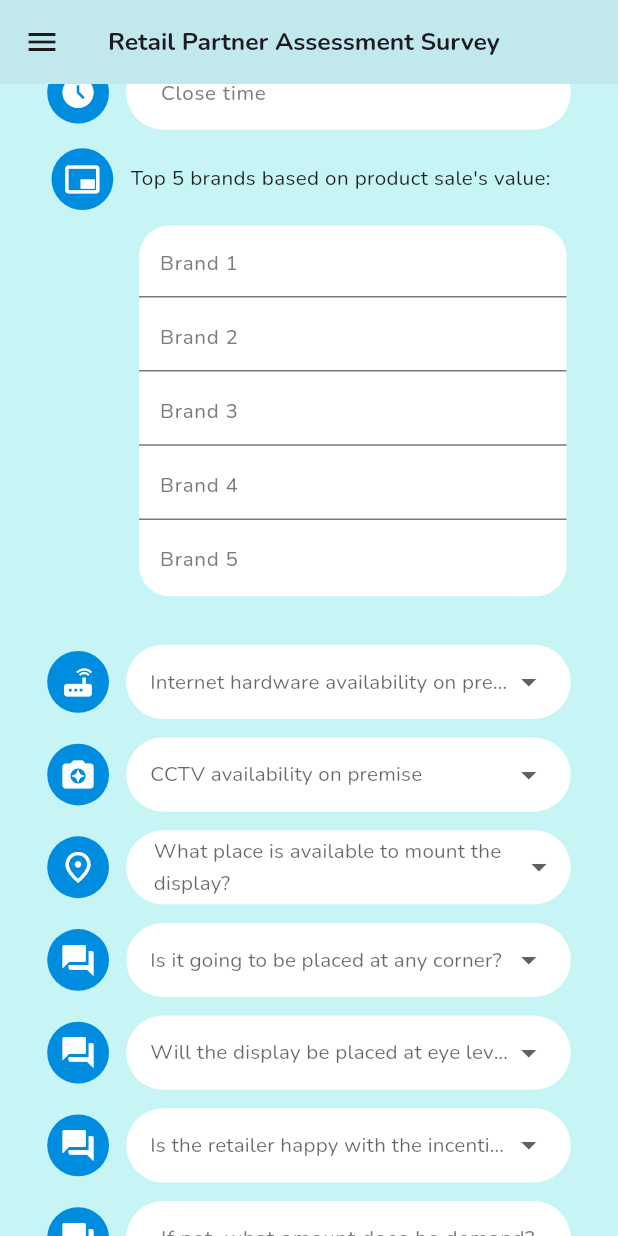
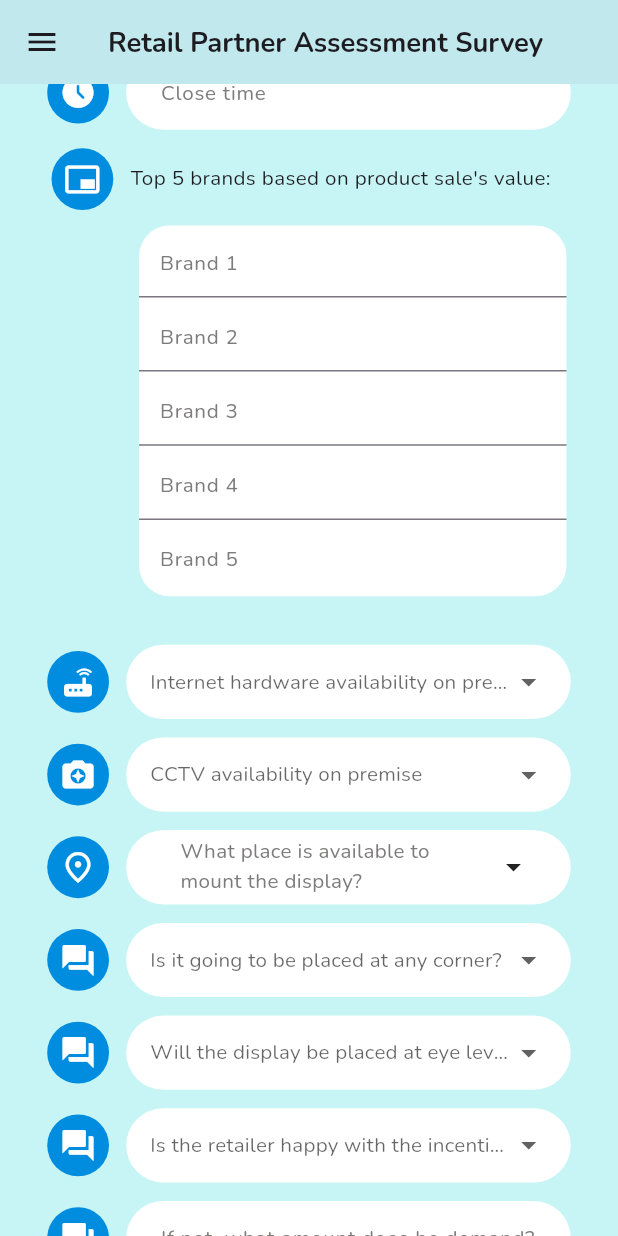
Before and after one commit to utso1707097/outlet_insight, a Flutter app: the OutletPage screen opened directly, scrolled down 1152 dp, on a phone screen of 412 x 824 dp. Run offline on Flutter 3.47's test engine with Material 3 defaults, Android fonts, the phone set to English and light mode, and no system bars; drawn by our look-alikes of multi_dropdown; our stand-ins replace camera, flutter_screenutil, get, image_picker; missing offline and left inert: image_editor.

Commit message:
Feat:added frontend functionalities

```diff
--- a/lib/controllers/dashboard_controller.dart
+++ b/lib/controllers/dashboard_controller.dart
@@ -1,11 +1,13 @@
 import 'package:flutter/material.dart';
 import 'package:get/get.dart';
 import 'package:http/http.dart' as http;
+import 'package:multi_dropdown/multiselect_dropdown.dart';
 
 
 class DashboardController extends GetxController {
   // Current user ID
-  final GlobalKey<FormState> globalFormKey = GlobalKey<FormState>();
+  final MultiSelectController multiSelectController = MultiSelectController();
+
   RxString currentUserId = "".obs;
   RxString respondent = "".obs;
   RxString retailName = "".obs;
@@ -26,6 +28,34 @@ class DashboardController extends GetxController {
   RxString client = "".obs;
   RxString averageDailySales = "".obs;
 
+  // Rx variables for dropdown fields
+  final RxString relationshipWithRetail = "".obs;
+  final RxString ownershipType = "".obs;
+  final RxString tradeAvailability = "".obs;
+  final RxString whoseBkash = "".obs;
+  final RxString internetAvailability = "".obs;
+  final RxString cctvAvailability = "".obs;
+  final RxString cctvEyeLevel = "".obs;
+  final RxString cctvPlacement = "".obs;
+  final RxString incentive_happiness = "".obs;
+  final RxString retailCategory = "".obs;
+  final RxString retailType = "".obs;
+  final RxString premises = "".obs;
+
+  // Rx variables for brand
+  final RxString brand1 = "".obs;
+  final RxString brand2 = "".obs;
+  final RxString brand3 = "".obs;
+  final RxString brand4 = "".obs;
+  final RxString brand5 = "".obs;
+
+
+  // Rx variables for multiselect dropdown fields
+
+  RxList<String> selectedHolidays = <String>[].obs;
+  RxList<String> selectedCameraPlacementOptions = <String>[].obs;
+
+
   // RxString variables to hold base64 images
   RxString interiorBase64Image = ''.obs;
   RxString exteriorBase64Image = ''.obs;
@@ -34,11 +64,56 @@ class DashboardController extends GetxController {
 
   // Method to clear all image data
   void clearData() {
+    // Clear all data
+    currentUserId.value = "";
+    respondent.value = "";
+    retailName.value = "";
+    street.value = "";
+    cluster.value = "";
+    area.value = "";
+    owner.value = "";
+    phone1.value = "";
+    phone2.value = "";
+    bkash.value = "";
+    pointOfContactName.value = "";
+    pointOfContactPhone.value = "";
+    averageFootfall.value = "";
+    openTime.value = "";
+    closeTime.value = "";
+    amountDemand.value = "";
+    largestIncentive.value = "";
+    client.value = "";
+    averageDailySales.value = "";
+
+    relationshipWithRetail.value = "";
+    ownershipType.value = "";
+    tradeAvailability.value = "";
+    whoseBkash.value = "";
+    internetAvailability.value = "";
+    cctvAvailability.value = "";
+    cctvEyeLevel.value = "";
+    cctvPlacement.value = "";
+    incentive_happiness.value = "";
+    retailCategory.value = "";
+    retailType.value = "";
+    premises.value = "";
+
+    selectedHolidays.clear();
+    selectedCameraPlacementOptions.clear();
+
     interiorBase64Image.value = '';
     exteriorBase64Image.value = '';
     frontBase64Image.value = '';
     backBase64Image.value = '';
   }
+
+  @override
+  void onClose() {
+    // Dispose the form key when the controller is closed
+    clearData();
+    super.onClose();
+  }
+
 
   // Method to set interior base64 image
   void setInteriorBase64Image(String value) {
--- a/lib/pages/OutletPage.dart
+++ b/lib/pages/OutletPage.dart
@@ -13,13 +13,11 @@ import '../utils/custom_input_filed.dart';
 import '../utils/image_selector.dart';
 
 class OutletPage extends StatelessWidget {
-  const OutletPage({Key? key}) : super(key: key);
-
+  final GlobalKey<FormState> globalFormKey = GlobalKey<FormState>();
+  final DashboardController controller = Get.put(DashboardController());
   @override
   Widget build(BuildContext context) {
     print("rebuilding");
-    final DashboardController controller =
-    Get.put(DashboardController());
     return Scaffold(
       backgroundColor: const Color(0xffC7F5F5),
       appBar: AppBar(
@@ -28,7 +26,7 @@ class OutletPage extends StatelessWidget {
           "Retail Partner Assessment Survey",
           style: TextStyle(
             fontWeight: FontWeight.bold,
-            fontSize: 16.h,
+            fontSize: 16.sp,
           ),
         ),
       ),
@@ -42,7 +40,7 @@ class OutletPage extends StatelessWidget {
           width: MediaQuery.of(context).size.width,
           child: SingleChildScrollView(
             child: Form(
-              key: controller.globalFormKey,
+              key: globalFormKey,
               child: Column(
                 crossAxisAlignment: CrossAxisAlignment.center,
                 children: [
@@ -59,7 +57,7 @@ class OutletPage extends StatelessWidget {
                       hintText: "Respondent's relationship with retail",
                       items: ["owner","employee","other"],
                       controller: controller,
-                      fieldName: "relation"
+                      fieldVar: controller.relationshipWithRetail,
                   ),
                   SizedBox(height: 12.h),
                   CustomInputField(
@@ -95,7 +93,7 @@ class OutletPage extends StatelessWidget {
                       hintText: "Partnership or single owner",
                       items: ["Single owner","Partnership"],
                       controller: controller,
-                      fieldName: "ownership"
+                      fieldVar: controller.ownershipType,
                   ),
                   SizedBox(height: 12.h),
                   CustomInputField(
@@ -145,7 +143,7 @@ class OutletPage extends StatelessWidget {
                       hintText: "Who\'s bkash number shall be used to transfer incentives",
                       items: ["Owner’sr","Point of contact"],
                       controller: controller,
-                      fieldName: "ownership"
+                      fieldVar: controller.whoseBkash,
                   ),
                   SizedBox(height: 12.h),
                   CustomDropdownField(
@@ -153,7 +151,7 @@ class OutletPage extends StatelessWidget {
                       hintText: "Trade license's availability",
                       items: ["Yes","No"],
                       controller: controller,
-                      fieldName: "trade"
+                      fieldVar: controller.tradeAvailability,
                   ),
                   SizedBox(height: 12.h),
                   CustomInputField(
@@ -168,7 +166,7 @@ class OutletPage extends StatelessWidget {
                       hintText: "Weekly off days",
                       items: ["Saturday", "Sunday","Monday", "Tuesday", "Wednesday", "Thursday", "Friday"],
                       controller: controller,
-                      fieldName: "holidays",
+                      fieldVar: controller.selectedHolidays,
                   ),
                   SizedBox(height: 12.h),
                   CustomInputField(
@@ -185,14 +183,14 @@ class OutletPage extends StatelessWidget {
                     inputType: TextInputType.datetime,
                   ),
                   SizedBox(height: 12.h),
-                  TopBrandsInputField(),
+                  TopBrandsInputField(controller:controller),
                   SizedBox(height: 12.h),
                   CustomDropdownField(
                       icon: Icons.router,
                       hintText: "Internet hardware availability on premise",
                       items: ["Yes","No"],
                       controller: controller,
-                      fieldName: "internet_availability"
+                      fieldVar: controller.internetAvailability,
                   ),
                   SizedBox(height: 12.h),
                   CustomDropdownField(
@@ -200,7 +198,7 @@ class OutletPage extends StatelessWidget {
                       hintText: "CCTV availability on premise",
                       items: ["Yes","No"],
                       controller: controller,
-                      fieldName: "cctv_availability"
+                      fieldVar: controller.cctvAvailability,
                   ),
 
                   // If yes, where is the monitor placed
@@ -220,7 +218,7 @@ class OutletPage extends StatelessWidget {
                         "Other (Please specify...)"
                       ],
                       controller: controller,
-                      fieldName: "Camera_placement"
+                      fieldVar: controller.selectedCameraPlacementOptions,
                   ),
                   SizedBox(height: 12.h),
                   CustomDropdownField(
@@ -228,7 +226,7 @@ class OutletPage extends StatelessWidget {
                       hintText: "Is it going to be placed at any corner?",
                       items: ["yes","no"],
                       controller: controller,
-                      fieldName: "cctv_placement",
+                      fieldVar: controller.cctvPlacement,
                   ),
                   SizedBox(height: 12.h),
                   CustomDropdownField(
@@ -236,7 +234,7 @@ class OutletPage extends StatelessWidget {
                     hintText: "Will the display be placed at eye level?",
                     items: ["yes","no"],
                     controller: controller,
-                    fieldName: "cctv_eye_level",
+                    fieldVar: controller.cctvEyeLevel,
                   ),
                   SizedBox(height: 12.h),
                   CustomDropdownField(
@@ -244,7 +242,7 @@ class OutletPage extends StatelessWidget {
                     hintText: "Is the retailer happy with the incentive amount offered?",
                     items: ["yes","no"],
                     controller: controller,
-                    fieldName: "intersive_happiness",
+                    fieldVar: controller.incentive_happiness,
                   ),
                   SizedBox(height: 12.h),
                   CustomInputField(
@@ -280,7 +278,7 @@ class OutletPage extends StatelessWidget {
                     hintText: "Retail category",
                     items: ["A","B","C"],
                     controller: controller,
-                    fieldName: "retail_category",
+                    fieldVar: controller.retailCategory,
                   ),
                   SizedBox(height: 12.h),
                   CustomDropdownField(
@@ -288,7 +286,7 @@ class OutletPage extends StatelessWidget {
                     hintText: "Retail category",
                     items: ["Grocery Shop","Departmental Store","other"],
                     controller: controller,
-                    fieldName: "Retail type",
+                    fieldVar: controller.retailType,
                   ),
                   SizedBox(height: 12.h),
                   CustomDropdownField(
@@ -296,7 +294,7 @@ class OutletPage extends StatelessWidget {
                     hintText: "Premises",
                     items: ["Wet Market","Market 3","Standalone"],
                     controller: controller,
-                    fieldName: "Premises",
+                    fieldVar: controller.premises,
                   ),
                   SizedBox(height: 10.h),
                   ImageSelector(
@@ -371,11 +369,30 @@ class OutletPage extends StatelessWidget {
       "largestIncentive: ${controller.largestIncentive.value}",
       "client: ${controller.client.value}",
       "averageDailySales: ${controller.averageDailySales.value}",
+      "relationshipWithRetail: ${controller.relationshipWithRetail.value}",
+      "ownershipType: ${controller.ownershipType.value}",
+      "tradeAvailability: ${controller.tradeAvailability.value}",
+      "whoseBkash: ${controller.whoseBkash.value}",
+      "internetAvailability: ${controller.internetAvailability.value}",
+      "cctvAvailability: ${controller.cctvAvailability.value}",
+      "cctvEyeLevel: ${controller.cctvEyeLevel.value}",
+      "cctvPlacement: ${controller.cctvPlacement.value}",
+      "incentive_happiness: ${controller.incentive_happiness.value}",
+      "retailCategory: ${controller.retailCategory.value}",
+      "retailType: ${controller.retailType.value}",
+      "premises: ${controller.premises.value}",
+      "brand1: ${controller.brand1.value}",
+      "brand2: ${controller.brand2.value}",
+      "brand3: ${controller.brand3.value}",
+      "brand4: ${controller.brand4.value}",
+      "brand5: ${controller.brand5.value}",
+      "holidays: ${controller.selectedHolidays.value}",
+      "camera_positons_available: ${controller.selectedCameraPlacementOptions.value}",
     ];
-
 
     logList.forEach((log) {
       print(log);
     });
+
   }
 }
--- a/lib/utils/custom_dropdown_field.dart
+++ b/lib/utils/custom_dropdown_field.dart
@@ -4,12 +4,12 @@ import 'package:flutter_screenutil/flutter_screenutil.dart';
 import 'package:get/get.dart';
 import 'package:outlet_insight/controllers/dashboard_controller.dart';
 
-class CustomDropdownField<T> extends StatelessWidget {
+class CustomDropdownField extends StatelessWidget {
   final IconData icon;
   final String hintText;
-  final List<T> items;
+  final List<String> items;
   final DashboardController controller;
-  final String fieldName;
+  final RxString fieldVar;
   final String? selectedValue; // Assuming you have a selected value variable
 
   const CustomDropdownField({
@@ -18,7 +18,7 @@ class CustomDropdownField<T> extends StatelessWidget {
     required this.hintText,
     required this.items,
     required this.controller,
-    required this.fieldName,
+    required this.fieldVar,
     this.selectedValue,
   }) : super(key: key);
 
@@ -45,10 +45,21 @@ class CustomDropdownField<T> extends StatelessWidget {
             borderRadius: BorderRadius.circular(24.w),
             color: Colors.white,
           ),
-          child: DropdownButtonHideUnderline(
+          child: Obx( ()=>
+            DropdownButtonHideUnderline(
               child: DropdownButton2<String>(
                 isExpanded: true,
-              hint: Row(
+                hint: fieldVar.value.isNotEmpty
+                    ? Text(
+                  fieldVar.value,
+                  style: TextStyle(
+                    fontSize: 12.sp,
+                    // fontWeight: FontWeight.bold,
+                    color: Colors.black,
+                  ),
+                  overflow: TextOverflow.ellipsis,
+                )
+                    : Row(
                   children: [
                     Expanded(
                       child: Text(
@@ -56,7 +67,7 @@ class CustomDropdownField<T> extends StatelessWidget {
                         style: TextStyle(
                           fontSize: 12.sp,
                           // fontWeight: FontWeight.bold,
-                        //color: const Color(0xff7E7B7B),
+                          // color: const Color(0xff7E7B7B),
                         ),
                         overflow: TextOverflow.ellipsis,
                       ),
@@ -77,10 +88,9 @@ class CustomDropdownField<T> extends StatelessWidget {
                   ),
                 ))
                     .toList(),
-
-              value: selectedValue,
+                value: fieldVar.value.isNotEmpty ? fieldVar.value : null,
                 onChanged: (String? value) {
-                // Handle onChanged event here
+                  fieldVar.value = value!;
                 },
                 buttonStyleData: ButtonStyleData(
                   height: 48.h,
@@ -124,6 +134,7 @@ class CustomDropdownField<T> extends StatelessWidget {
               ),
             ),
           ),
+        ),
       ],
     );
   }
--- a/lib/utils/multi_select_dropdown_field.dart
+++ b/lib/utils/multi_select_dropdown_field.dart
@@ -1,6 +1,7 @@
-import 'package:dropdown_button2/dropdown_button2.dart';
 import 'package:flutter/material.dart';
 import 'package:flutter_screenutil/flutter_screenutil.dart';
+import 'package:get/get.dart';
+import 'package:multi_dropdown/multiselect_dropdown.dart';
 
 import '../controllers/dashboard_controller.dart';
 
@@ -9,122 +10,63 @@ class MultiSelectDropdownField extends StatelessWidget {
   final String hintText;
   final List<String> items;
   final DashboardController controller;
-  final String fieldName;
+  final RxList<String> fieldVar;
+
   const MultiSelectDropdownField({
     required this.icon,
     required this.hintText,
     required this.items,
     required this.controller,
-    required this.fieldName,
-    super.key
-  });
+    required this.fieldVar,
+    Key? key,
+  }) : super(key: key);
 
   @override
   Widget build(BuildContext context) {
-    List<String> selectedItems = [];
+    MultiSelectController multiSelectController = controller.multiSelectController;
+    List<ValueItem<String>> valueItems = items.map((item) => ValueItem(label: item, value: item)).toList();
     return Row(
       mainAxisAlignment: MainAxisAlignment.center,
       children: [
         Container(
-          padding: EdgeInsets.all(0),
+          padding: const EdgeInsets.all(0),
           height: 40.h,
           width: 40.h,
           decoration: BoxDecoration(
-            color: Color(0xff008DDF),
+            color: const Color(0xff008DDF),
             borderRadius: BorderRadius.circular(40.h),
           ),
           child: Icon(icon, size: 24.h, color: Colors.white),
         ),
         SizedBox(width: 10.w),
         Container(
+          padding: EdgeInsets.symmetric(horizontal: 12.w),
           width: 259.w,
           height: 48.h,
           decoration: BoxDecoration(
             color: Colors.white,
             borderRadius: BorderRadius.circular(40.w),
           ),
-          child: DropdownButtonHideUnderline(
-            child: DropdownButton2<String>(
-              isExpanded: true,
-              hint: Text(
-                hintText,
-                style: TextStyle(
-                  fontSize: 12.sp,
-                  color: Theme.of(context).hintColor,
-                ),
-              ),
-              items: items.map((item) {
-                return DropdownMenuItem(
-                  value: item,
-                  //disable default onTap to avoid closing menu when selecting an item
-                  enabled: false,
-                  child: StatefulBuilder(
-                    builder: (context, menuSetState) {
-                      final isSelected = selectedItems.contains(item);
-                      return InkWell(
-                        onTap: () {
-                          isSelected ? selectedItems.remove(item) : selectedItems.add(item);
-                          //This rebuilds the StatefulWidget to update the button's text
-                          // setState(() {});
-                          //This rebuilds the dropdownMenu Widget to update the check mark
-                          menuSetState(() {});
-                        },
-                        child: Container(
-                          // height: double.infinity,
-                          padding: const EdgeInsets.symmetric(horizontal: 16.0),
-                          child: Row(
-                            children: [
-                              if (isSelected)
-                                const Icon(Icons.check_box_outlined)
-                              else
-                                const Icon(Icons.check_box_outline_blank),
-                              const SizedBox(width: 16),
-                              Expanded(
-                                child: Text(
-                                  item,
-                                  style: const TextStyle(
-                                    fontSize: 14,
-                                  ),
-                                ),
-                              ),
-                            ],
-                          ),
-                        ),
-                      );
-                    },
-                  ),
-                );
-              }).toList(),
-              //Use last selected item as the current value so if we've limited menu height, it scroll to last item.
-              value: selectedItems.isEmpty ? null : selectedItems.last,
-              onChanged: (value) {},
-              selectedItemBuilder: (context) {
-                return items.map(
-                      (item) {
-                    return Container(
-                      alignment: AlignmentDirectional.center,
-                      child: Text(
-                        selectedItems.join(', '),
-                        style: const TextStyle(
-                          fontSize: 14,
-                          overflow: TextOverflow.ellipsis,
-                        ),
-                        maxLines: 1,
-                      ),
-                    );
-                  },
-                ).toList();
-              },
-              buttonStyleData: ButtonStyleData(
-                padding: EdgeInsets.only(left: 16.w, right: 8.w),
-                height: 40.h,
-                width: 140.w,
-              ),
-              menuItemStyleData: MenuItemStyleData(
-                height: 40.h,
-                padding: EdgeInsets.zero,
-              ),
-            ),
+          child: MultiSelectDropDown(
+            controller: multiSelectController,
+            // clearIcon: const Icon(Icons.reddit),
+            onOptionSelected: (options) {
+              // debugPrint(options.toString());
+
+            },
+            options: valueItems,
+            hint: hintText,
+            hintColor: const Color(0xff7E7B7B),
+            hintFontSize : 12.sp,
+            // maxItems: 2,
+            // disabledOptions: const [ValueItem(label: 'Option 1', value: items[0])],
+            selectionType: SelectionType.multi,
+            chipConfig: const ChipConfig(wrapType: WrapType.scroll),
+            dropdownHeight: 300.h,
+            optionTextStyle: TextStyle(fontSize: 12.sp),
+            selectedOptionIcon: const Icon(Icons.check_circle),
+            focusedBorderColor : Colors.white,
+            borderColor : Colors.white,
           ),
         ),
       ],
--- a/lib/utils/top_five_input_filed.dart
+++ b/lib/utils/top_five_input_filed.dart
@@ -2,8 +2,14 @@
 import 'package:flutter/cupertino.dart';
 import 'package:flutter/material.dart';
 import 'package:flutter_screenutil/flutter_screenutil.dart';
+import 'package:outlet_insight/controllers/dashboard_controller.dart';
 
 class TopBrandsInputField extends StatelessWidget {
+  final DashboardController controller ;
+
+  const TopBrandsInputField({super.key, required this.controller});
+
+
   @override
   Widget build(BuildContext context) {
     return Container(
@@ -48,7 +54,11 @@ class TopBrandsInputField extends StatelessWidget {
                   children: [
                     SizedBox(
                       height: 48.h,
-                      child: TextField(
+                      child: TextFormField(
+                        onChanged: (text) {
+                          // Update the fieldVar in the DashboardController
+                          controller.brand1.value = text;
+                        },
                         decoration: InputDecoration(
                           hintText: 'Brand 1',
                           hintStyle: TextStyle(fontSize: 12.sp,color: const Color(0xff7E7B7B),),
@@ -60,7 +70,11 @@ class TopBrandsInputField extends StatelessWidget {
                     //SizedBox(height: 10.h), // Add some vertical spacing between TextFields
                     SizedBox(
                       height: 48.h,
-                      child: TextField(
+                      child: TextFormField(
+                        onChanged: (text) {
+                          // Update the fieldVar in the DashboardController
+                          controller.brand2.value = text;
+                        },
                         decoration: InputDecoration(
                           hintText: 'Brand 2',
                           hintStyle: TextStyle(fontSize: 12.sp,color: const Color(0xff7E7B7B),),
@@ -72,7 +86,11 @@ class TopBrandsInputField extends StatelessWidget {
                     //SizedBox(height: 10.h), // Add some vertical spacing between TextFields
                     SizedBox(
                       height: 48.h,
-                      child: TextField(
+                      child: TextFormField(
+                        onChanged: (text) {
+                          // Update the fieldVar in the DashboardController
+                          controller.brand3.value = text;
+                        },
                         decoration: InputDecoration(
                           hintText: 'Brand 3',
                           hintStyle: TextStyle(fontSize: 12.sp,color: const Color(0xff7E7B7B),),
@@ -84,7 +102,11 @@ class TopBrandsInputField extends StatelessWidget {
                     //SizedBox(height: 10.h), // Add some vertical spacing between TextFields
                     SizedBox(
                       height: 48.h,
-                      child: TextField(
+                      child: TextFormField(
+                        onChanged: (text) {
+                          // Update the fieldVar in the DashboardController
+                          controller.brand4.value = text;
+                        },
                         decoration: InputDecoration(
                           hintText: 'Brand 4',
                           hintStyle: TextStyle(fontSize: 12.sp,color: const Color(0xff7E7B7B),),
@@ -96,7 +118,11 @@ class TopBrandsInputField extends StatelessWidget {
                     //SizedBox(height: 10.h), // Add some vertical spacing between TextFields
                     SizedBox(
                       height: 48.h,
-                      child: TextField(
+                      child: TextFormField(
+                        onChanged: (text) {
+                          // Update the fieldVar in the DashboardController
+                          controller.brand5.value = text;
+                        },
                         decoration: InputDecoration(
                           hintText: 'Brand 5',
                           hintStyle: TextStyle(fontSize: 12.sp,color: const Color(0xff7E7B7B),),
--- a/pubspec.yaml
+++ b/pubspec.yaml
@@ -44,6 +44,7 @@ dependencies:
   get: ^4.6.6
   dropdown_button2: ^2.3.9
   image_editor: ^1.4.0
+  multi_dropdown: ^2.1.4
 
 dev_dependencies:
   flutter_test:
```
Also changed, not shown: pubspec.lock. Lines whose indentation alone changed are shown as unchanged.
